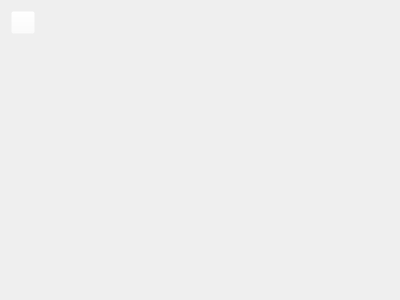
cheese-233/QNeteaseMusic, file playlistpage.ui: the form before one commit.
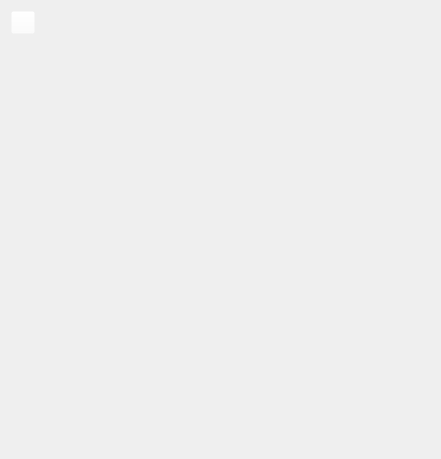
The form after the commit. Icons and pictures are not drawn.

Diff of the .ui file:
```diff
--- a/playlistpage.ui
+++ b/playlistpage.ui
@@ -6,8 +6,8 @@
    <rect>
     <x>0</x>
     <y>0</y>
-    <width>400</width>
-    <height>300</height>
+    <width>441</width>
+    <height>459</height>
    </rect>
   </property>
   <property name="windowTitle">
@@ -47,6 +47,12 @@
    </item>
    <item>
     <widget class="QScrollArea" name="scrollArea">
+     <property name="sizePolicy">
+      <sizepolicy hsizetype="Expanding" vsizetype="Expanding">
+       <horstretch>0</horstretch>
+       <verstretch>1</verstretch>
+      </sizepolicy>
+     </property>
      <property name="frameShape">
       <enum>QFrame::NoFrame</enum>
      </property>
@@ -61,8 +67,8 @@
        <rect>
         <x>0</x>
         <y>0</y>
-        <width>382</width>
-        <height>251</height>
+        <width>423</width>
+        <height>305</height>
        </rect>
       </property>
       <layout class="QVBoxLayout" name="verticalLayout_2">
```
Left out of the diff: 82 changed lines with no effect on the pictures.
